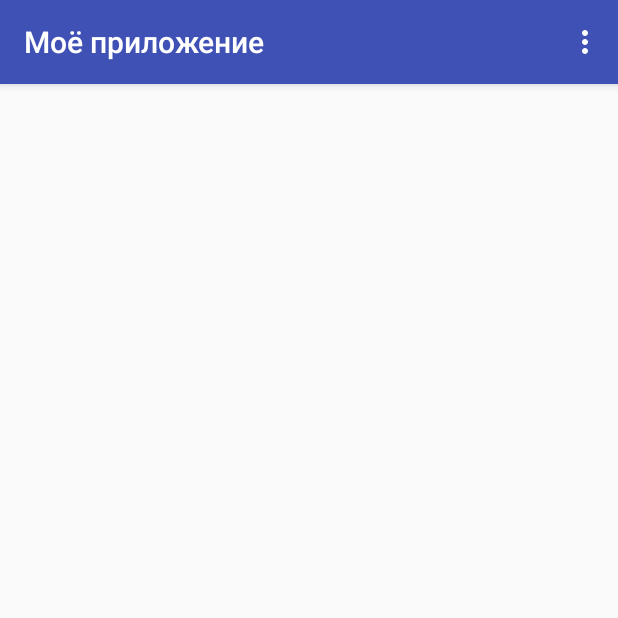
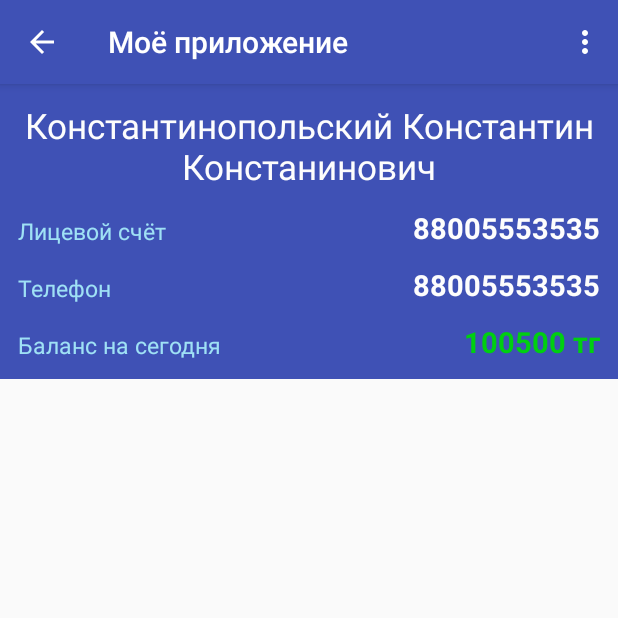
Before and after one commit to LEVLLN/Hello_world, an Android app: the screen it shows after launch (MainActivity before the commit, DesignActivity after it), on a phone screen of 412 x 824 dp, the top half of it. Run offline under Robolectric (Android 15) with nearby library versions, the phone set to English and light mode, and no system bars.

Commit message:
12.01.2016

```diff
--- a/app/src/main/AndroidManifest.xml
+++ b/app/src/main/AndroidManifest.xml
@@ -28,6 +28,12 @@
                 <category android:name="android.intent.category.LAUNCHER" />
             </intent-filter>
         </activity>
+        <activity android:name=".DesignActivity">
+            <intent-filter>
+                <action android:name="android.intent.action.MAIN" />
+                <category android:name="android.intent.category.LAUNCHER" />
+            </intent-filter>
+        </activity>
     </application>
 
 </manifest>
--- /dev/null
+++ b/app/src/main/java/com/example/user/hello_world/DesignActivity.java
@@ -0,0 +1,37 @@
+package com.example.user.hello_world;
+
+import android.os.Bundle;
+import android.support.v7.app.AppCompatActivity;
+import android.view.Menu;
+import android.view.MenuItem;
+import android.widget.TextView;
+
+public class DesignActivity extends AppCompatActivity {
+    TextView tv1;
+    TextView tv2;
+    TextView tv3;
+
+    @Override
+    protected void onCreate(Bundle savedInstanceState) {
+        super.onCreate(savedInstanceState);
+        setContentView(R.layout.verstka_layout);
+        tv1 = (TextView) findViewById(R.id.contactName);
+        tv2 = (TextView) findViewById(R.id.personalAccountName);
+        tv3 = (TextView) findViewById(R.id.personalAccountId);
+        getSupportActionBar().setDisplayHomeAsUpEnabled(true);
+    }
+
+    @Override
+    public boolean onCreateOptionsMenu(Menu menu) {
+        getMenuInflater().inflate(R.menu.main, menu);
+        return true;
+    }
+
+    @Override
+    public boolean onOptionsItemSelected(MenuItem item) {
+        if (item.getItemId() == android.R.id.home) {
+            finish();
+        }
+        return true;                            //закрывает данный layout
+    }
+}
--- a/app/src/main/java/com/example/user/hello_world/MainActivity.java
+++ b/app/src/main/java/com/example/user/hello_world/MainActivity.java
@@ -42,7 +42,7 @@ public class MainActivity extends AppCompatActivity {
             String finad = String.format(strCats, editText.getText().toString(), t, l);
             textView.setText(finad);
             Intent intent = new Intent(MainActivity.this, SecondActivity.class);
-            intent.putExtra("extra",editText.getText().toString());
+            intent.putExtra("extra", editText.getText().toString());
             startActivity(intent);
         }
 
@@ -62,4 +62,8 @@ public class MainActivity extends AppCompatActivity {
     }
 
 
+    public void designButton(View view) {
+        Intent intent = new Intent(MainActivity.this, DesignActivity.class);
+        startActivity(intent);
+    }
 }
--- a/app/src/main/java/com/example/user/hello_world/Product.java
+++ b/app/src/main/java/com/example/user/hello_world/Product.java
@@ -5,7 +5,7 @@ public class Product {
     int price;
     boolean box;
 
-    public Product( String name, int price) {
+    public Product(String name, int price) {
 
         this.name = name;
         this.price = price;
--- a/app/src/main/res/layout/item.xml
+++ b/app/src/main/res/layout/item.xml
@@ -8,8 +8,8 @@
 
     <LinearLayout
         android:layout_width="0dp"
+        android:layout_height="wrap_content"
         android:layout_weight="1"
-        android:layout_height="wrap_content"
         android:orientation="vertical">
 
         <TextView
@@ -29,7 +29,6 @@
         android:id="@+id/checkbox"
         android:layout_width="wrap_content"
         android:layout_height="wrap_content"
-        android:layout_gravity="right"
-        />
+        android:layout_gravity="right" />
 
 </LinearLayout>
--- a/app/src/main/res/layout/verstka_layout.xml
+++ b/app/src/main/res/layout/verstka_layout.xml
@@ -1,36 +1,129 @@
 <?xml version="1.0" encoding="utf-8"?>
 <LinearLayout xmlns:android="http://schemas.android.com/apk/res/android"
-    android:orientation="vertical" android:layout_width="match_parent"
+    android:layout_width="match_parent"
     android:layout_height="match_parent"
+    android:orientation="vertical"
     android:weightSum="1">
+
     <TextView
+        android:id="@+id/contactName"
         android:layout_width="wrap_content"
         android:layout_height="wrap_content"
+        android:layout_gravity="center_horizontal"
+        android:background="@color/colorPrimary"
+        android:padding="@dimen/padding_12"
+        android:shadowRadius="123"
         android:text="Константинопольский Константин Констанинович"
         android:textAlignment="center"
-    android:textSize="25dp"
-    android:layout_gravity="center_horizontal"
+        android:textColor="@color/colorWhite"
+        android:textSize="23dp"
+
+
         />
+
     <LinearLayout
+
         android:layout_width="match_parent"
         android:layout_height="wrap_content"
+        android:layout_gravity="center_horizontal"
+        android:background="@color/colorPrimary"
         android:orientation="horizontal"
-     android:background="@color/orange"
-     android:layout_gravity="center_horizontal">
+        android:paddingBottom="@dimen/padding_12"
+        android:paddingLeft="@dimen/padding_12"
+        android:paddingRight="@dimen/padding_12">
 
 
         <TextView
+            android:id="@+id/personalAccountName"
             android:layout_width="0dp"
             android:layout_height="wrap_content"
+            android:layout_gravity="bottom"
             android:layout_weight="1"
             android:text="Лицевой счёт"
-         android:textSize="17dp"
-         android:layout_gravity="left"/>
+            android:textColor="@color/colorSemiWhite"
+            android:textSize="15dp" />
+
         <TextView
+            android:id="@+id/personalAccountId"
             android:layout_width="wrap_content"
             android:layout_height="wrap_content"
+            android:editable="false"
             android:text="88005553535"
-         android:textSize="17dp"
-         android:layout_gravity="left"/>
+            android:textColor="@color/colorWhite"
+            android:textSize="19dp"
+            android:textStyle="bold" />
     </LinearLayout>
+
+    <LinearLayout
+
+        android:layout_width="match_parent"
+        android:layout_height="wrap_content"
+        android:layout_gravity="center_horizontal"
+        android:background="@color/colorPrimary"
+        android:orientation="horizontal"
+        android:paddingBottom="@dimen/padding_12"
+        android:paddingLeft="@dimen/padding_12"
+        android:paddingRight="@dimen/padding_12">
+
+
+        <TextView
+            android:id="@+id/telephone_name"
+            android:layout_width="0dp"
+            android:layout_height="wrap_content"
+            android:layout_gravity="bottom"
+            android:layout_weight="1"
+            android:gravity="center_vertical"
+            android:text="Телефон"
+            android:textColor="@color/colorSemiWhite"
+            android:textSize="15dp" />
+
+        <TextView
+            android:id="@+id/telephone_value"
+            android:layout_width="wrap_content"
+            android:layout_height="wrap_content"
+            android:layout_gravity="left"
+            android:editable="false"
+            android:text="88005553535"
+            android:textColor="@color/colorWhite"
+            android:textSize="19dp"
+            android:textStyle="bold" />
     </LinearLayout>
+
+    <LinearLayout
+
+        android:layout_width="match_parent"
+        android:layout_height="wrap_content"
+        android:layout_gravity="center_horizontal"
+        android:background="@color/colorPrimary"
+        android:orientation="horizontal"
+        android:paddingBottom="@dimen/padding_12"
+        android:paddingLeft="@dimen/padding_12"
+        android:paddingRight="@dimen/padding_12">
+
+
+        <TextView
+            android:id="@+id/balance_name"
+            android:layout_width="0dp"
+            android:layout_height="wrap_content"
+            android:layout_gravity="bottom"
+            android:layout_weight="1"
+            android:gravity="center_vertical"
+            android:text="Баланс на сегодня"
+            android:textColor="@color/colorSemiWhite"
+            android:textSize="15dp" />
+
+        <TextView
+            android:id="@+id/balance_value"
+            android:layout_width="wrap_content"
+            android:layout_height="wrap_content"
+            android:layout_gravity="left"
+            android:editable="false"
+            android:text="100500 тг"
+            android:textColor="@color/colorLigtGreen"
+            android:textSize="19dp"
+            android:textStyle="bold" />
+
+    </LinearLayout>
+
+
+</LinearLayout>
--- a/app/src/main/res/values/colors.xml
+++ b/app/src/main/res/values/colors.xml
@@ -4,5 +4,9 @@
     <color name="colorPrimaryDark">#303F9F</color>
     <color name="colorAccent">#FF4081</color>
     <color name="orange">#F9FFB340 </color>
+    <color name="colorLigtBlue">#7187ff</color>
+    <color name="colorWhite">#fdfdfd</color>
+    <color name="colorSemiWhite">#9fe1f5</color>
+    <color name="colorLigtGreen">#00cf11</color>
 
 </resources>
--- a/app/src/main/res/values/dimens.xml
+++ b/app/src/main/res/values/dimens.xml
@@ -2,4 +2,5 @@
     <!-- Default screen margins, per the Android Design guidelines. -->
     <dimen name="activity_horizontal_margin">16dp</dimen>
     <dimen name="activity_vertical_margin">16dp</dimen>
+    <dimen name="padding_12">12dp</dimen>
 </resources>
```
Also changed, not shown: app/src/main/java/com/example/user/hello_world/AboutActivity.java (+6 -4 lines), app/src/main/java/com/example/user/hello_world/MyAdapter.java (+13 -11 lines), app/src/main/res/layout/activity_main.xml (+65 -60 lines), app/src/main/res/layout/activity_second.xml (+9 -8 lines). Lines whose indentation alone changed are shown as unchanged.
